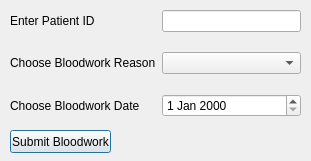
First picture: the form in createbloodwork.ui, repository dan-yates1/pharmacy-system, before the edit.
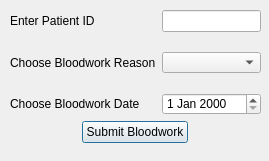
Second picture: the form after the edit.

Commit message: Adjusted UI layout

Diff of the .ui file:
```diff
--- a/createbloodwork.ui
+++ b/createbloodwork.ui
@@ -6,35 +6,24 @@
    <rect>
     <x>0</x>
     <y>0</y>
-    <width>311</width>
+    <width>269</width>
     <height>161</height>
    </rect>
   </property>
   <property name="windowTitle">
    <string>Book Bloodwork</string>
   </property>
-  <widget class="QPushButton" name="submitBloodworkButton">
-   <property name="geometry">
-    <rect>
-     <x>10</x>
-     <y>130</y>
-     <width>101</width>
-     <height>23</height>
-    </rect>
-   </property>
-   <property name="text">
-    <string>Submit Bloodwork</string>
-   </property>
-  </widget>
-  <widget class="QWidget" name="layoutWidget">
+  <widget class="QWidget" name="verticalLayoutWidget">
    <property name="geometry">
     <rect>
      <x>10</x>
      <y>10</y>
-     <width>291</width>
-     <height>111</height>
+     <width>251</width>
+     <height>133</height>
     </rect>
    </property>
+   <layout class="QVBoxLayout" name="verticalLayout">
+    <item>
    <layout class="QFormLayout" name="formLayout">
     <property name="verticalSpacing">
      <number>20</number>
@@ -75,6 +64,15 @@
     </item>
     <item row="2" column="1">
      <widget class="QDateEdit" name="bloodoworkDateEdit"/>
+      </item>
+     </layout>
+    </item>
+    <item alignment="Qt::AlignHCenter">
+     <widget class="QPushButton" name="submitBloodworkButton">
+      <property name="text">
+       <string>Submit Bloodwork</string>
+      </property>
+     </widget>
     </item>
    </layout>
   </widget>
```
Lines whose indentation alone changed are shown as unchanged. The commit also changes 2 other files.
